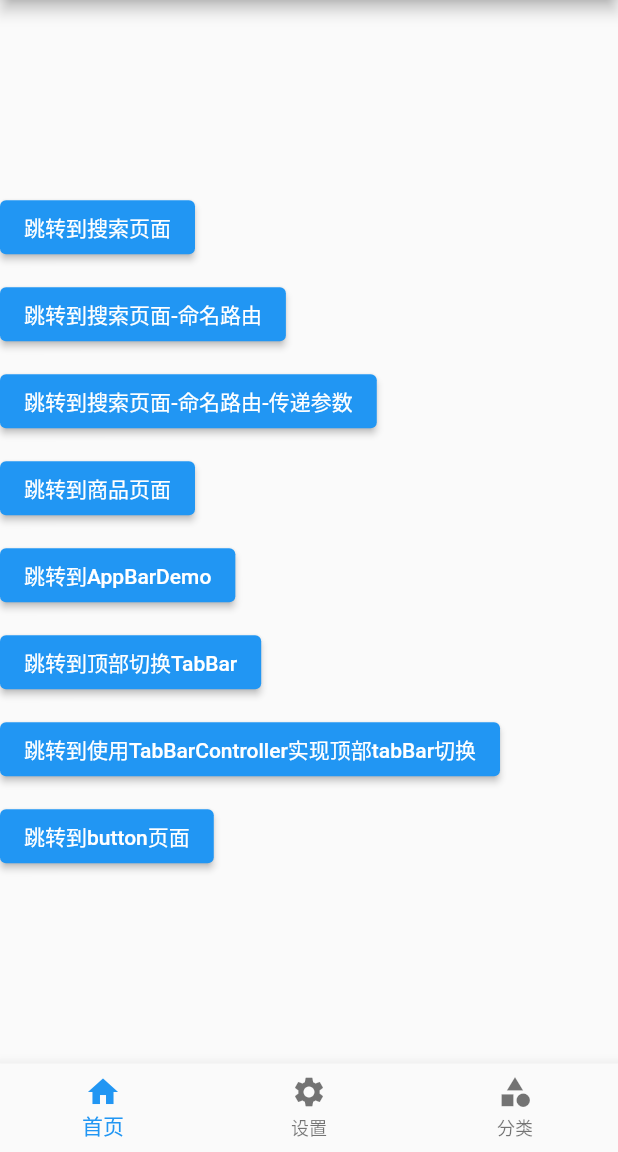
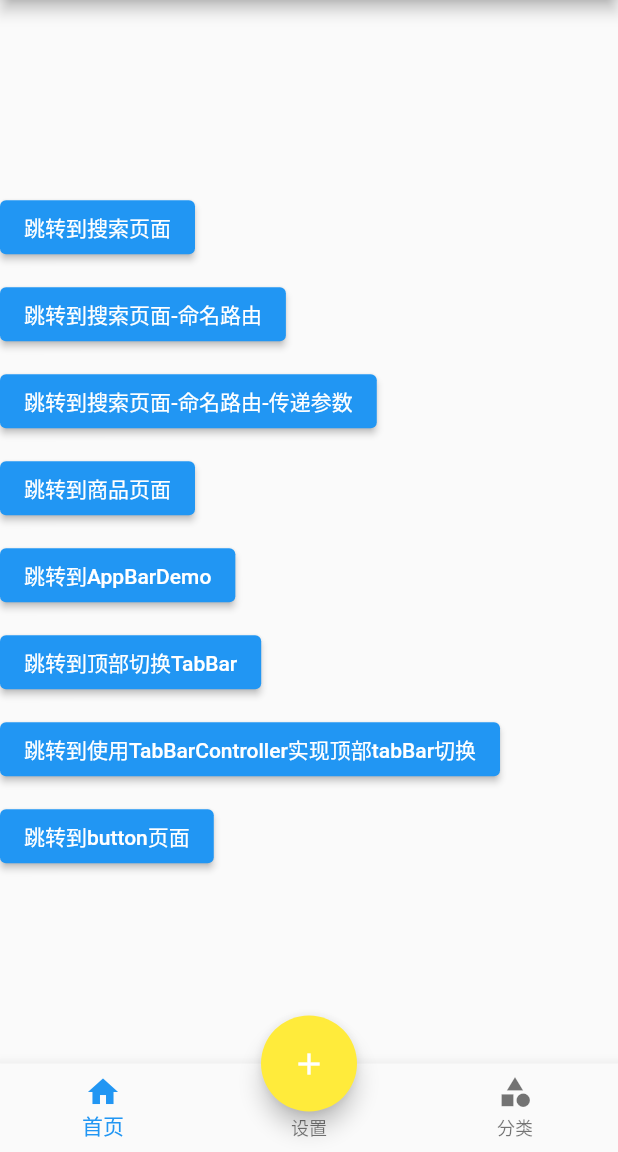
Before and after one commit to xiaoyaole3/flutter_learn, a Flutter app: the screen it shows after launch, on a phone screen of 412 x 824 dp, the part 84-1236 px from its top. Run offline on Flutter 3.47's test engine with Material 2 defaults, Android fonts, the phone set to English and light mode, and no system bars.

Commit message:
实现类似于咸鱼的相关底部中心按钮设置

```diff
--- a/lib/pages/Tabs.dart
+++ b/lib/pages/Tabs.dart
@@ -55,6 +55,26 @@ class _TabsState extends State<Tabs> {
 
         ],
       ),
+      floatingActionButton: Container(
+        height: 80,
+        width: 80,
+        padding: EdgeInsets.all(8),
+        // margin: EdgeInsets.only(top: 8),
+        decoration: BoxDecoration(
+          borderRadius: BorderRadius.circular(40),
+          // color: Colors.red,
+        ),
+        child: FloatingActionButton(
+          child: Icon(Icons.add),
+          onPressed: () {
+            setState(() {
+              this._currentIndex = 1;
+            });
+          },
+          backgroundColor: _currentIndex == 1 ? Colors.red : Colors.yellow,
+        ),
+      ),
+      floatingActionButtonLocation: FloatingActionButtonLocation.centerDocked,
       drawer: Drawer(
         child: Column(
           children: [
```
